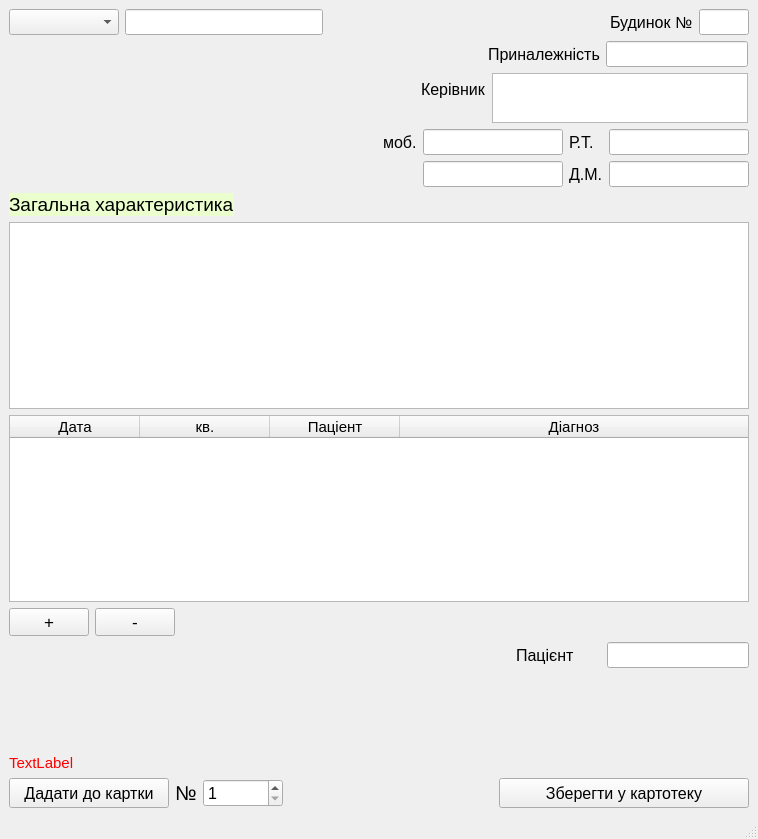
LiquorProg/katalog, file case_record_file.ui: the form before one commit.
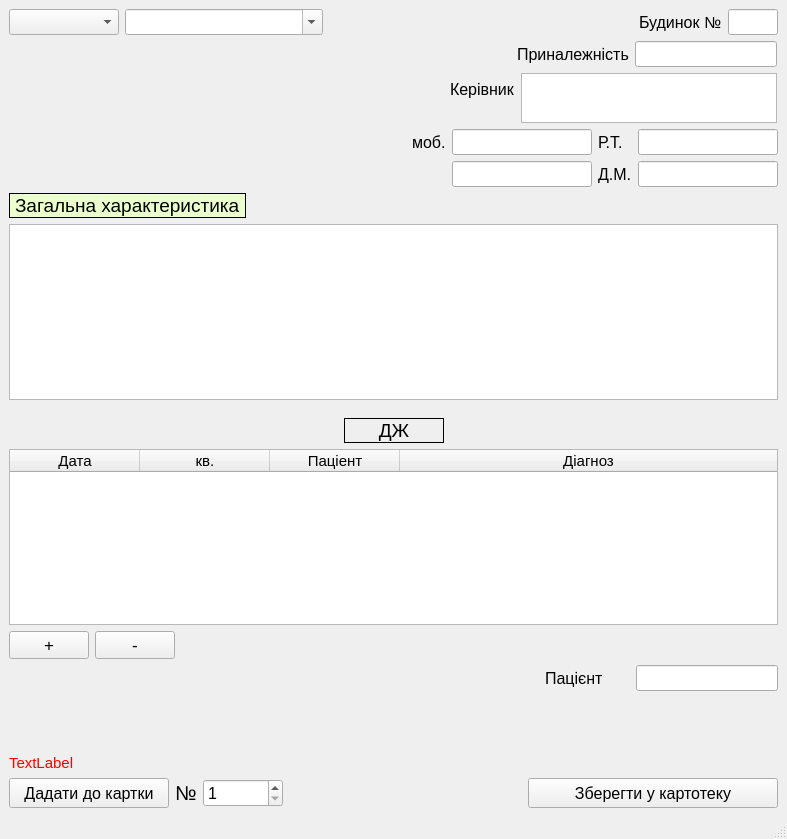
The form after the commit.

The edit to the form file:
```diff
--- a/case_record_file.ui
+++ b/case_record_file.ui
@@ -6,7 +6,7 @@
    <rect>
     <x>0</x>
     <y>0</y>
-    <width>758</width>
+    <width>787</width>
     <height>839</height>
    </rect>
   </property>
@@ -247,7 +247,10 @@
     </item>
     <item row="4" column="0" colspan="3">
      <layout class="QFormLayout" name="formLayout_4">
-      <item row="0" column="0" colspan="2">
+      <property name="topMargin">
+       <number>12</number>
+      </property>
+      <item row="1" column="0" colspan="2">
        <widget class="QTableWidget" name="tableWidget_diag_file">
         <property name="font">
          <font>
@@ -291,7 +294,7 @@
         </column>
        </widget>
       </item>
-      <item row="1" column="0">
+      <item row="2" column="0">
        <layout class="QGridLayout" name="gridLayout_4">
         <item row="0" column="1">
          <widget class="QPushButton" name="del_from_diag_Button_2">
@@ -319,6 +322,66 @@
         </item>
        </layout>
       </item>
+      <item row="0" column="0" colspan="2">
+       <layout class="QGridLayout" name="gridLayout_7">
+        <item row="0" column="2">
+         <spacer name="horizontalSpacer_10">
+          <property name="orientation">
+           <enum>Qt::Horizontal</enum>
+          </property>
+          <property name="sizeHint" stdset="0">
+           <size>
+            <width>40</width>
+            <height>20</height>
+           </size>
+          </property>
+         </spacer>
+        </item>
+        <item row="0" column="1">
+         <widget class="QLabel" name="label_3">
+          <property name="minimumSize">
+           <size>
+            <width>100</width>
+            <height>25</height>
+           </size>
+          </property>
+          <property name="font">
+           <font>
+            <pointsize>14</pointsize>
+           </font>
+          </property>
+          <property name="layoutDirection">
+           <enum>Qt::LeftToRight</enum>
+          </property>
+          <property name="frameShape">
+           <enum>QFrame::Box</enum>
+          </property>
+          <property name="frameShadow">
+           <enum>QFrame::Plain</enum>
+          </property>
+          <property name="text">
+           <string>ДЖ</string>
+          </property>
+          <property name="alignment">
+           <set>Qt::AlignCenter</set>
+          </property>
+         </widget>
+        </item>
+        <item row="0" column="0">
+         <spacer name="horizontalSpacer_11">
+          <property name="orientation">
+           <enum>Qt::Horizontal</enum>
+          </property>
+          <property name="sizeHint" stdset="0">
+           <size>
+            <width>40</width>
+            <height>20</height>
+           </size>
+          </property>
+         </spacer>
+        </item>
+       </layout>
+      </item>
      </layout>
     </item>
     <item row="0" column="0">
@@ -345,7 +408,10 @@
        </widget>
       </item>
       <item row="0" column="1">
-       <widget class="QLineEdit" name="street_name_3">
+       <widget class="QComboBox" name="comboBox_streets_name_3">
+        <property name="enabled">
+         <bool>true</bool>
+        </property>
         <property name="font">
          <font>
           <pointsize>11</pointsize>
@@ -354,11 +420,14 @@
         <property name="cursor">
          <cursorShape>IBeamCursor</cursorShape>
         </property>
-        <property name="mouseTracking">
+        <property name="autoFillBackground">
+         <bool>false</bool>
+        </property>
+        <property name="editable">
          <bool>true</bool>
         </property>
-        <property name="text">
-         <string/>
+        <property name="sizeAdjustPolicy">
+         <enum>QComboBox::AdjustToContentsOnFirstShow</enum>
         </property>
        </widget>
       </item>
@@ -667,6 +736,9 @@
           <property name="styleSheet">
            <string notr="true">background-color: rgb(234, 255, 205);</string>
           </property>
+          <property name="frameShape">
+           <enum>QFrame::Box</enum>
+          </property>
           <property name="text">
            <string>Загальна характеристика</string>
           </property>
@@ -700,6 +772,9 @@
         <property name="mouseTracking">
          <bool>false</bool>
         </property>
+        <property name="styleSheet">
+         <string notr="true"/>
+        </property>
         <property name="html">
          <string>&lt;!DOCTYPE HTML PUBLIC &quot;-//W3C//DTD HTML 4.0//EN&quot; &quot;http://www.w3.org/TR/REC-html40/strict.dtd&quot;&gt;
 &lt;html&gt;&lt;head&gt;&lt;meta name=&quot;qrichtext&quot; content=&quot;1&quot; /&gt;&lt;style type=&quot;text/css&quot;&gt;
```
Left out of the diff: 6 changed lines with no effect on the pictures.
